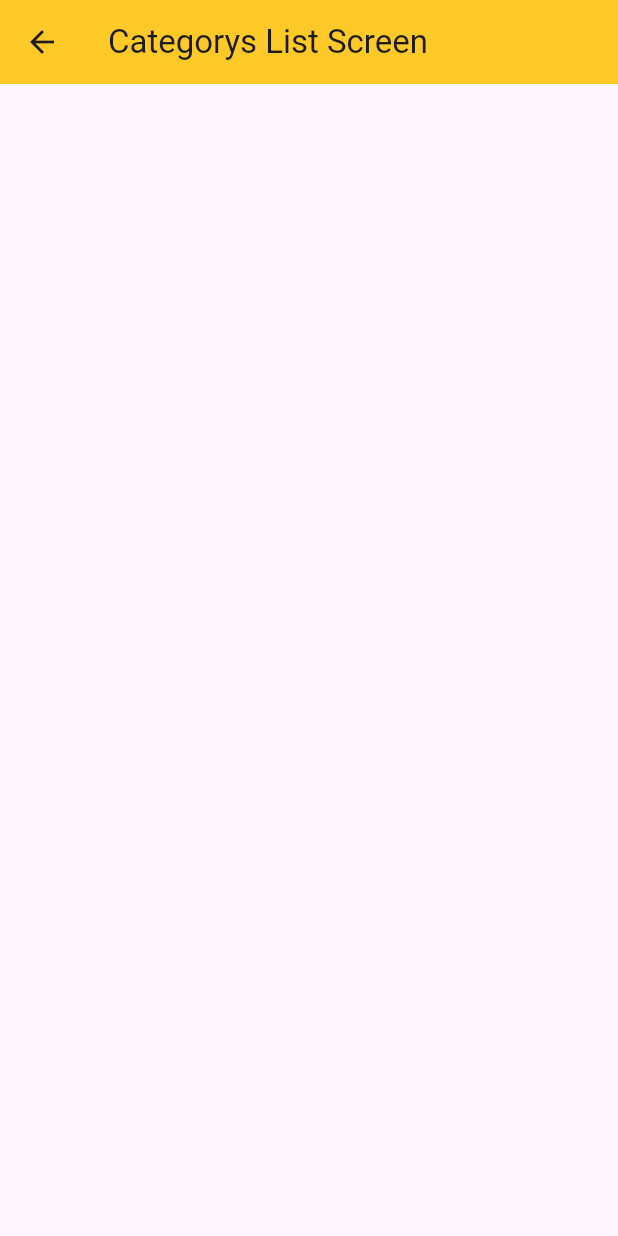
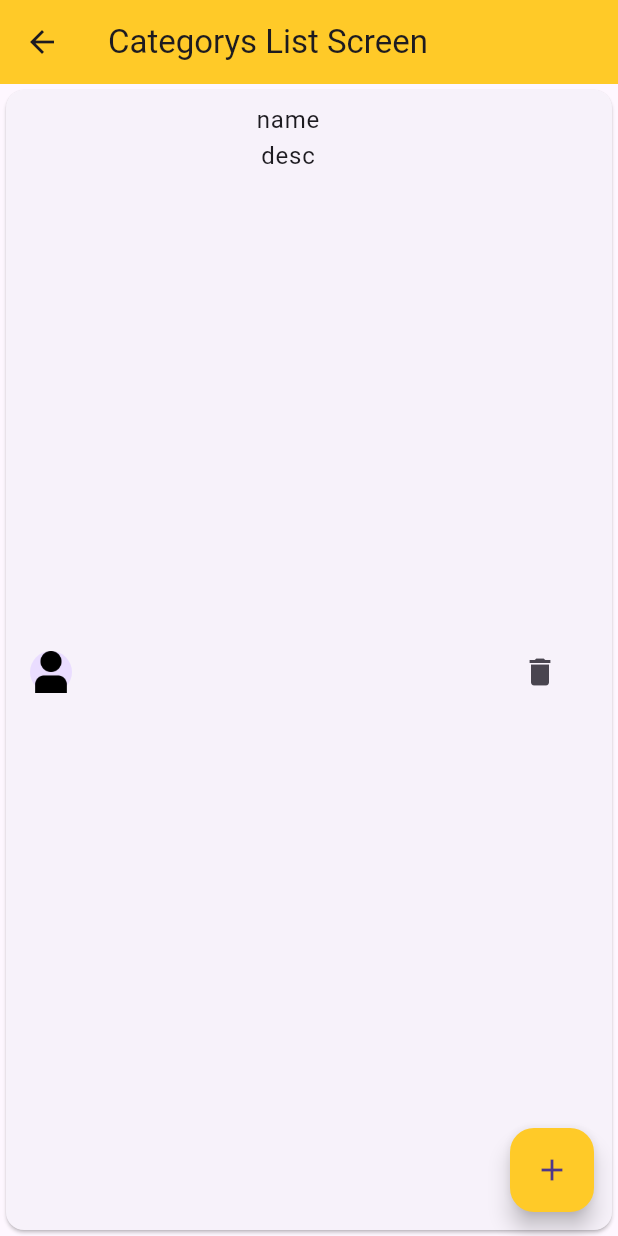
Before and after one commit to deepyadav914/FruitApp, a Flutter app: the CategoryListScreen screen opened directly, on a phone screen of 412 x 824 dp. Run offline on Flutter 3.47's test engine with Material 3 defaults, Android fonts, the phone set to English and light mode, and no system bars; our stand-ins replace firebase_auth, firebase_core, firebase_database, firebase_storage, image_picker; accounts and stored records are empty.

Commit message:
18/10
done

```diff
--- a/Grocery_App_Admin/lib/views/category_list.dart
+++ b/Grocery_App_Admin/lib/views/category_list.dart
@@ -1,4 +1,5 @@
 import 'package:flutter/material.dart';
+import 'package:fruit_app_admin/views/category_manage_list.dart';
 
 class CategoryListScreen extends StatefulWidget {
   const CategoryListScreen({super.key});
@@ -12,12 +13,38 @@ class _CategoryListScreenState extends State<CategoryListScreen> {
   Widget build(BuildContext context) {
     return Scaffold(
       appBar: AppBar(
-        title: Text("Categorys List Screen"
-        ),
+        title: Text("Categorys List Screen"),
         backgroundColor: Colors.amber.shade400,
       ),
       body: Container(
-
+        height: double.infinity,
+        width: double.infinity,
+        child: Card(
+          child: ListTile(
+            leading: CircleAvatar(
+              radius: 14,
+              child: Image.asset("assets/images/user.png"),
+            ),
+            title: Column(
+              children: [
+                Text("name"),
+                Text("desc"),
+              ],
+            ),
+            trailing: IconButton(onPressed: () {}, icon: Icon(Icons.delete)),
+          ),
+        ),
+      ),
+      floatingActionButton: FloatingActionButton(
+        onPressed: () {
+          Navigator.push(
+              context,
+              MaterialPageRoute(
+                builder: (context) => CategoryManageListScreen(),
+              ));
+        },
+        backgroundColor: Colors.amber.shade400,
+        child: Icon(Icons.add),
       ),
     );
   }
--- a/Grocery_App_Admin/pubspec.yaml
+++ b/Grocery_App_Admin/pubspec.yaml
@@ -39,6 +39,7 @@ dependencies:
   firebase_auth:
   firebase_database:
   firebase_storage:
+  image_picker:
 
 dev_dependencies:
   flutter_test:
```
Also changed, not shown: Grocery_App_Admin/lib/model/category.dart (added, +39 -0 lines), Grocery_App_Admin/lib/views/category_manage_list.dart (added, +85 -0 lines), Grocery_App_Admin/pubspec.lock, 5 other files.
